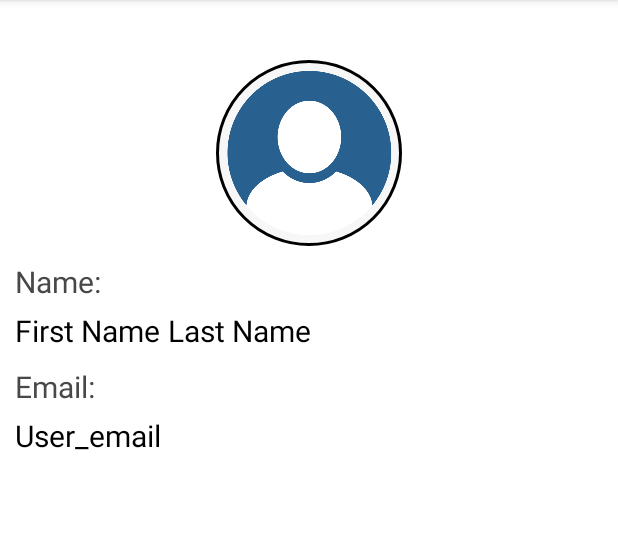
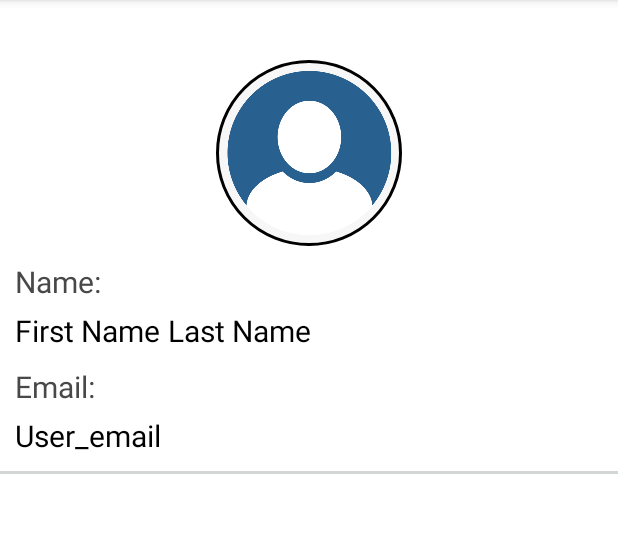
Before and after one commit to shihab999/ChatBD, an Android app: the Profile screen opened directly, with no data from a screen before it, on a phone screen of 412 x 824 dp, the part 84-617 px from its top. Run offline under Robolectric (Android 15) with nearby library versions, the phone set to English and light mode, and no system bars; our stand-ins replace CircleImageView, Firebase (no records; nobody signed in at launch, a user with empty details on screens opened directly), Picasso.

Commit message:
Profile post added & Some edit

```diff
--- a/app/src/main/java/com/mss/chatbd/Activites/PostViewHolder.java
+++ b/app/src/main/java/com/mss/chatbd/Activites/PostViewHolder.java
@@ -14,7 +14,7 @@ import de.hdodenhof.circleimageview.CircleImageView;
 public class PostViewHolder extends RecyclerView.ViewHolder {
 
     public CircleImageView profile_image;
-    public TextView firstName,lastName,postText;
+    public TextView firstName,lastName,postText,postDate;
     public ImageView postImage;
 
     public PostViewHolder(@NonNull View itemView) {
@@ -25,5 +25,6 @@ public class PostViewHolder extends RecyclerView.ViewHolder {
         lastName = itemView.findViewById(R.id.lastName);
         postText = itemView.findViewById(R.id.postText);
         postImage = itemView.findViewById(R.id.postImage);
+        postDate = itemView.findViewById(R.id.postDate);
     }
 }
--- a/app/src/main/java/com/mss/chatbd/Activites/Profile.java
+++ b/app/src/main/java/com/mss/chatbd/Activites/Profile.java
@@ -43,11 +43,13 @@ public class Profile extends AppCompatActivity {
     DatabaseReference databaseReference, postDatabaseReference;
     PostAdapter postAdapter;
 
+    Intent intent;
+    String otherUserId;
+
     @Override
     protected void onCreate(Bundle savedInstanceState) {
         super.onCreate(savedInstanceState);
         setContentView(R.layout.activity_profile);
-
 
 
         profile_image = findViewById(R.id.profile_image);
@@ -65,9 +67,23 @@ public class Profile extends AppCompatActivity {
         recyclerView.setLayoutManager(linearLayoutManager);
 
         firebaseUser = FirebaseAuth.getInstance().getCurrentUser();
-        if(firebaseUser!=null){
+        currentUserId = firebaseUser.getUid();
+        intent = getIntent();
+
+        if (intent.hasExtra("otherId")) {
+            otherUserId = intent.getStringExtra("otherId");
+            if (otherUserId.equals(currentUserId)) {
+                getSupportActionBar().show();
+            } else {
+                getSupportActionBar().hide();
+            }
+            databaseReference = FirebaseDatabase.getInstance().getReference("User").child(otherUserId);
+            userPost(otherUserId);
+
+        } else if (firebaseUser != null) {
             currentUserId = firebaseUser.getUid();
             databaseReference = FirebaseDatabase.getInstance().getReference("User").child(currentUserId);
+            userPost(currentUserId);
         }
 
         databaseReference.addValueEventListener(new ValueEventListener() {
@@ -75,11 +91,11 @@ public class Profile extends AppCompatActivity {
             public void onDataChange(@NonNull DataSnapshot snapshot) {
                 User user = snapshot.getValue(User.class);
 
-                if(user != null){
+                if (user != null) {
                     firstName.setText(user.getUserFirstName());
                     lastName.setText(user.getUserLastName());
                     userEmail.setText(user.getUserEmail());
-                    if(user.getUserProfilePic()!=null){
+                    if (user.getUserProfilePic() != null) {
                         Picasso.get()
                                 .load(user.getUserProfilePic())
                                 .into(profile_image);
@@ -96,30 +112,8 @@ public class Profile extends AppCompatActivity {
         });
 
 
-        postDatabaseReference = FirebaseDatabase.getInstance().getReference("Posts");
-        postDatabaseReference.addValueEventListener(new ValueEventListener() {
-            @Override
-            public void onDataChange(@NonNull DataSnapshot snapshot) {
-                postList.clear();
-                for (DataSnapshot dataSnapshot : snapshot.getChildren()){
-                    Post post = dataSnapshot.getValue(Post.class);
+    }
 
-                    if (currentUserId.equals(post.getPostCreatorId())){
-                        postList.add(post);
-                    }
-
-                }
-                postAdapter = new PostAdapter(Profile.this,postList);
-                recyclerView.setAdapter(postAdapter);
-            }
-
-            @Override
-            public void onCancelled(@NonNull DatabaseError error) {
-
-            }
-        });
-
-    }
     @Override
     public boolean onCreateOptionsMenu(Menu menu) {
         MenuInflater menuInflater = getMenuInflater();
@@ -129,7 +123,32 @@ public class Profile extends AppCompatActivity {
 
     @Override
     public boolean onOptionsItemSelected(@NonNull MenuItem item) {
-        startActivity(new Intent(Profile.this,EditProfile.class));
+        startActivity(new Intent(Profile.this, EditProfile.class));
         return super.onOptionsItemSelected(item);
     }
+
+    public void userPost(String id) {
+        postDatabaseReference = FirebaseDatabase.getInstance().getReference("Posts");
+        postDatabaseReference.addValueEventListener(new ValueEventListener() {
+            @Override
+            public void onDataChange(@NonNull DataSnapshot snapshot) {
+                postList.clear();
+                for (DataSnapshot dataSnapshot : snapshot.getChildren()) {
+                    Post post = dataSnapshot.getValue(Post.class);
+
+                    if (id.equals(post.getPostCreatorId())) {
+                        postList.add(post);
+                    }
+
+                }
+                postAdapter = new PostAdapter(Profile.this, postList);
+                recyclerView.setAdapter(postAdapter);
+            }
+
+            @Override
+            public void onCancelled(@NonNull DatabaseError error) {
+
+            }
+        });
+    }
 }
--- a/app/src/main/java/com/mss/chatbd/Fragments/homeFragment.java
+++ b/app/src/main/java/com/mss/chatbd/Fragments/homeFragment.java
@@ -80,8 +80,11 @@ public class homeFragment extends Fragment {
             public void onDataChange(@NonNull DataSnapshot snapshot) {
                 User user = snapshot.getValue(User.class);
 
+                if (user.getUserProfilePic() != null){
                     Picasso.get().load(user.getUserProfilePic()).into(topProfile_image);
-
+                } else {
+                    topProfile_image.setImageDrawable(getResources().getDrawable(R.drawable.profile));
+                }
 
             }
 
--- a/app/src/main/res/layout/activity_profile.xml
+++ b/app/src/main/res/layout/activity_profile.xml
@@ -1,11 +1,15 @@
 <?xml version="1.0" encoding="utf-8"?>
-<androidx.constraintlayout.widget.ConstraintLayout xmlns:android="http://schemas.android.com/apk/res/android"
+<ScrollView xmlns:android="http://schemas.android.com/apk/res/android"
     xmlns:app="http://schemas.android.com/apk/res-auto"
     xmlns:tools="http://schemas.android.com/tools"
     android:layout_width="match_parent"
     android:layout_height="match_parent"
     tools:context=".Activites.Profile"
     >
+
+    <androidx.constraintlayout.widget.ConstraintLayout
+        android:layout_width="match_parent"
+        android:layout_height="match_parent">
 
 
     <de.hdodenhof.circleimageview.CircleImageView
@@ -78,19 +82,32 @@
         android:textSize="20sp"
         android:textColor="@color/black"
         android:layout_marginTop="5dp"
-        android:layout_marginBottom="15dp"
         android:layout_marginLeft="10dp"
         app:layout_constraintStart_toStartOf="parent"
-        app:layout_constraintTop_toBottomOf="@+id/email"/>
+        app:layout_constraintTop_toBottomOf="@+id/email"
+        app:layout_constraintBottom_toTopOf="@id/userEmail"/>
 
-    <androidx.recyclerview.widget.RecyclerView
-        android:id="@+id/recycler"
-        android:layout_width="match_parent"
-        android:layout_height="0dp"
-        app:layout_constraintStart_toStartOf="parent"
-        app:layout_constraintEnd_toEndOf="parent"
-        app:layout_constraintTop_toBottomOf="@id/userEmail"
-        app:layout_constraintBottom_toBottomOf="parent"/>
+        <View
+            android:id="@+id/divider"
+            android:layout_width="wrap_content"
+            android:layout_height="2dp"
+            android:background="#D3D6D6"
+            android:layout_marginTop="10dp"
+            app:layout_constraintStart_toStartOf="parent"
+            app:layout_constraintTop_toBottomOf="@id/userEmail"
+            app:layout_constraintBottom_toTopOf="@id/recycler"/>
+
+        <androidx.recyclerview.widget.RecyclerView
+            android:id="@+id/recycler"
+            android:layout_width="match_parent"
+            android:layout_height="wrap_content"
+            app:layout_constraintEnd_toEndOf="parent"
+            app:layout_constraintStart_toStartOf="parent"
+            app:layout_constraintTop_toBottomOf="@id/divider"
+            app:layout_constraintBottom_toBottomOf="parent"
+            tools:listitem="@layout/post" />
+
+    </androidx.constraintlayout.widget.ConstraintLayout>
 
 
-</androidx.constraintlayout.widget.ConstraintLayout>
+</ScrollView>
```
Also changed, not shown: app/src/main/java/com/mss/chatbd/Adapters/DesignAdapter.java (+10 -0 lines), app/src/main/java/com/mss/chatbd/Adapters/PostAdapter.java (+19 -1 lines), app/src/main/res/layout/fragment_home.xml (+9 -6 lines), app/src/main/res/layout/post.xml (+9 -9 lines).
